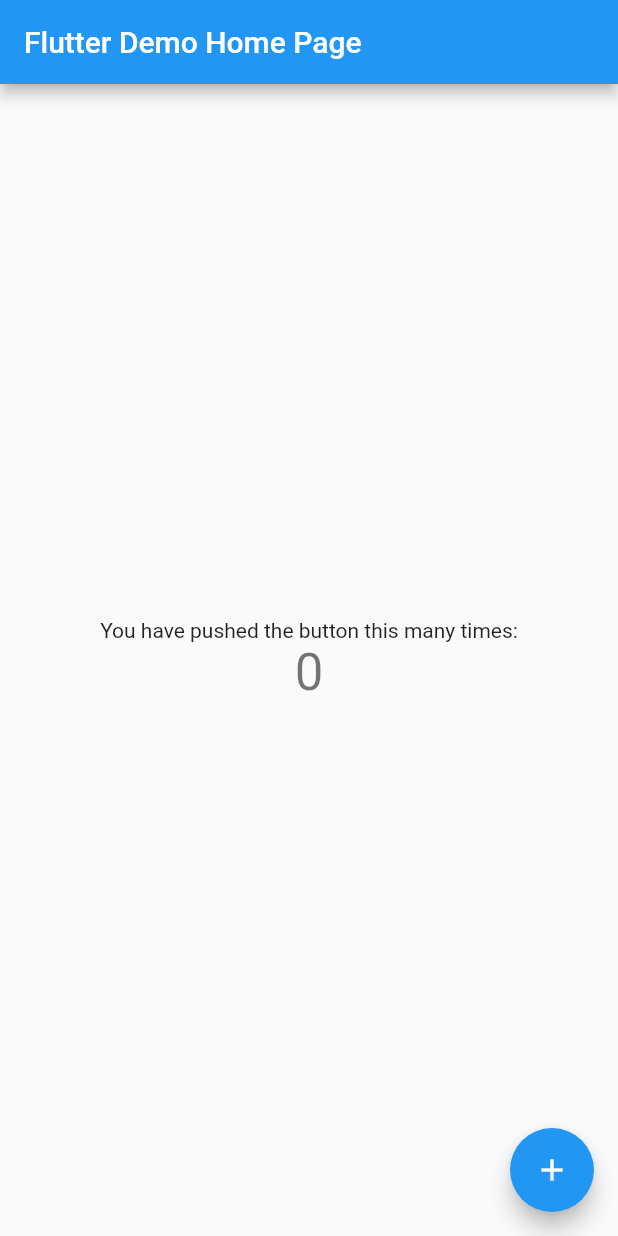
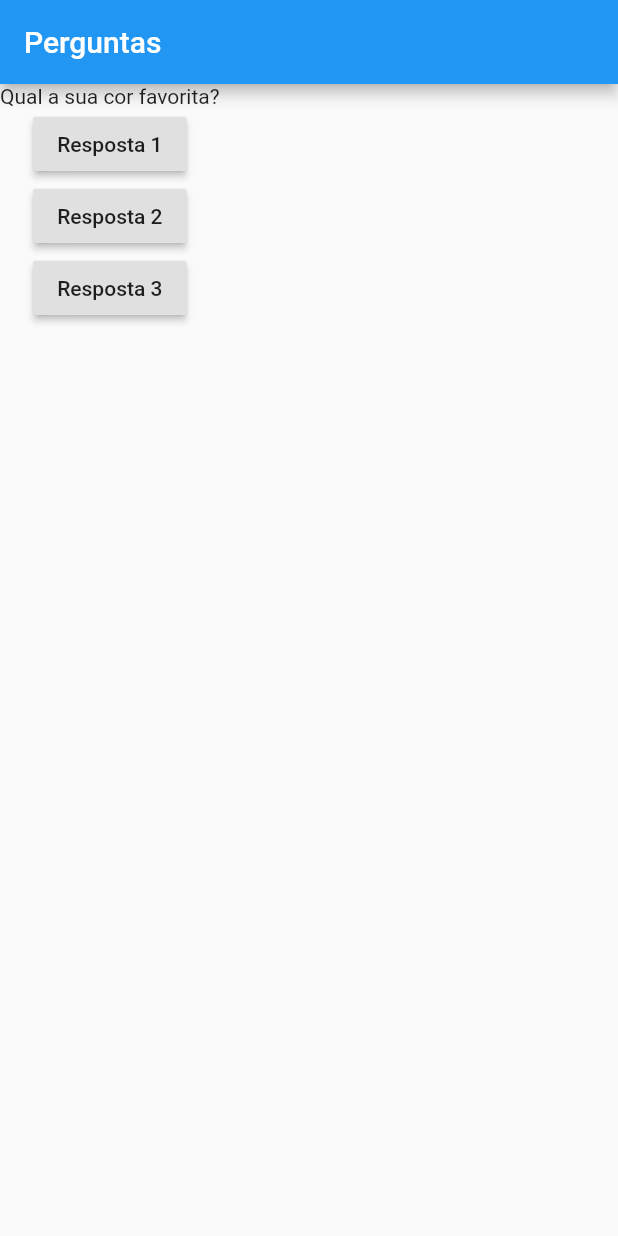
Before and after one commit to Wkerlyson/question_project, a Flutter app: the screen it shows after launch, on a phone screen of 412 x 824 dp. Run offline on Flutter 3.47's test engine with Material 2 defaults, Android fonts, the phone set to English and light mode, and no system bars.

Commit message:
using StatefulWidget

```diff
--- a/lib/main.dart
+++ b/lib/main.dart
@@ -1,111 +1,53 @@
 import 'package:flutter/material.dart';
 
-void main() => runApp(MyApp());
+main() => runApp(QuestionApp());
 
-class MyApp extends StatelessWidget {
-  // This widget is the root of your application.
+class QuestionApp extends StatefulWidget {
   @override
-  Widget build(BuildContext context) {
-    return MaterialApp(
-      title: 'Flutter Demo',
-      theme: ThemeData(
-        // This is the theme of your application.
-        //
-        // Try running your application with "flutter run". You'll see the
-        // application has a blue toolbar. Then, without quitting the app, try
-        // changing the primarySwatch below to Colors.green and then invoke
-        // "hot reload" (press "r" in the console where you ran "flutter run",
-        // or simply save your changes to "hot reload" in a Flutter IDE).
-        // Notice that the counter didn't reset back to zero; the application
-        // is not restarted.
-        primarySwatch: Colors.blue,
-      ),
-      home: MyHomePage(title: 'Flutter Demo Home Page'),
-    );
-  }
+  _QuestionAppState createState() => _QuestionAppState();
 }
 
-class MyHomePage extends StatefulWidget {
-  MyHomePage({Key key, this.title}) : super(key: key);
+class _QuestionAppState extends State<QuestionApp> {
+  var selectedQuestion = 0;
 
-  // This widget is the home page of your application. It is stateful, meaning
-  // that it has a State object (defined below) that contains fields that affect
-  // how it looks.
-
-  // This class is the configuration for the state. It holds the values (in this
-  // case the title) provided by the parent (in this case the App widget) and
-  // used by the build method of the State. Fields in a Widget subclass are
-  // always marked "final".
-
-  final String title;
-
-  @override
-  _MyHomePageState createState() => _MyHomePageState();
-}
-
-class _MyHomePageState extends State<MyHomePage> {
-  int _counter = 0;
-
-  void _incrementCounter() {
+  void reply() {
     setState(() {
-      // This call to setState tells the Flutter framework that something has
-      // changed in this State, which causes it to rerun the build method below
-      // so that the display can reflect the updated values. If we changed
-      // _counter without calling setState(), then the build method would not be
-      // called again, and so nothing would appear to happen.
-      _counter++;
+      selectedQuestion++;
     });
+    print(selectedQuestion);
   }
 
   @override
   Widget build(BuildContext context) {
-    // This method is rerun every time setState is called, for instance as done
-    // by the _incrementCounter method above.
-    //
-    // The Flutter framework has been optimized to make rerunning build methods
-    // fast, so that you can just rebuild anything that needs updating rather
-    // than having to individually change instances of widgets.
-    return Scaffold(
-      appBar: AppBar(
-        // Here we take the value from the MyHomePage object that was created by
-        // the App.build method, and use it to set our appbar title.
-        title: Text(widget.title),
-      ),
-      body: Center(
-        // Center is a layout widget. It takes a single child and positions it
-        // in the middle of the parent.
-        child: Column(
-          // Column is also a layout widget. It takes a list of children and
-          // arranges them vertically. By default, it sizes itself to fit its
-          // children horizontally, and tries to be as tall as its parent.
-          //
-          // Invoke "debug painting" (press "p" in the console, choose the
-          // "Toggle Debug Paint" action from the Flutter Inspector in Android
-          // Studio, or the "Toggle Debug Paint" command in Visual Studio Code)
-          // to see the wireframe for each widget.
-          //
-          // Column has various properties to control how it sizes itself and
-          // how it positions its children. Here we use mainAxisAlignment to
-          // center the children vertically; the main axis here is the vertical
-          // axis because Columns are vertical (the cross axis would be
-          // horizontal).
-          mainAxisAlignment: MainAxisAlignment.center,
+    final questions = [
+      'Qual a sua cor favorita?',
+      'Qual é o seu animal favorito:'
+    ];
+
+    return MaterialApp(
+      debugShowCheckedModeBanner: false,
+      home: Scaffold(
+        appBar: AppBar(
+          title: Text('Perguntas'),
+        ),
+        body: Column(
           children: <Widget>[
-            Text(
-              'You have pushed the button this many times:',
+            Text(questions[selectedQuestion]),
+            RaisedButton(
+              child: Text('Resposta 1'),
+              onPressed: reply,
             ),
-            Text(
-              '$_counter',
-              style: Theme.of(context).textTheme.display1,
+            RaisedButton(
+              child: Text('Resposta 2'),
+              onPressed: reply,
+            ),
+            RaisedButton(
+              child: Text('Resposta 3'),
+              onPressed: reply,
             ),
           ],
         ),
       ),
-      floatingActionButton: FloatingActionButton(
-        onPressed: _incrementCounter,
-        tooltip: 'Increment',
-        child: Icon(Icons.add),
-      ), // This trailing comma makes auto-formatting nicer for build methods.
     );
   }
 }
```
